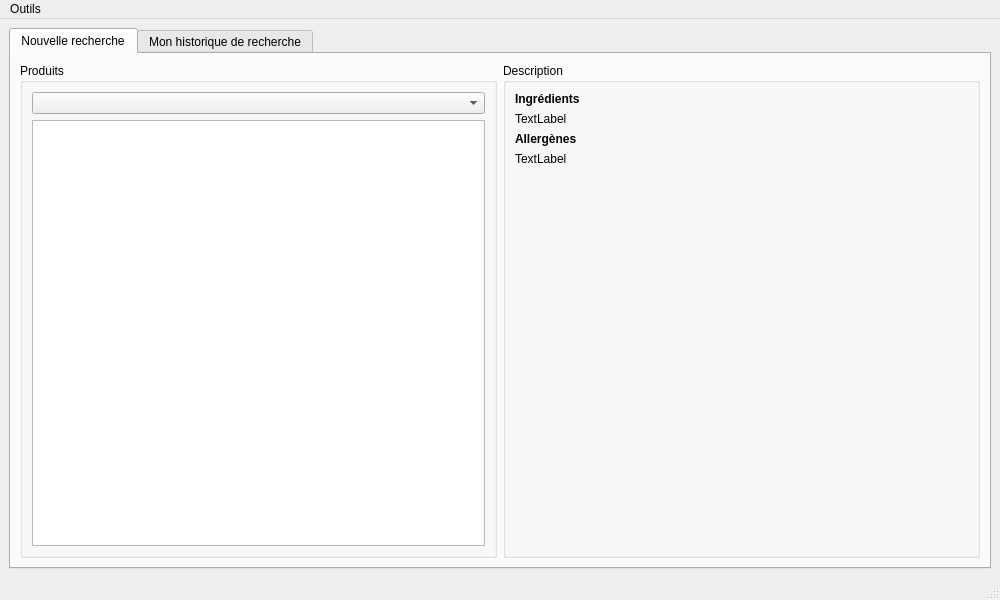
The window that views/main_window.ui (RoroTiti/OC_P5) describes before a commit, drawn with Qt 5.
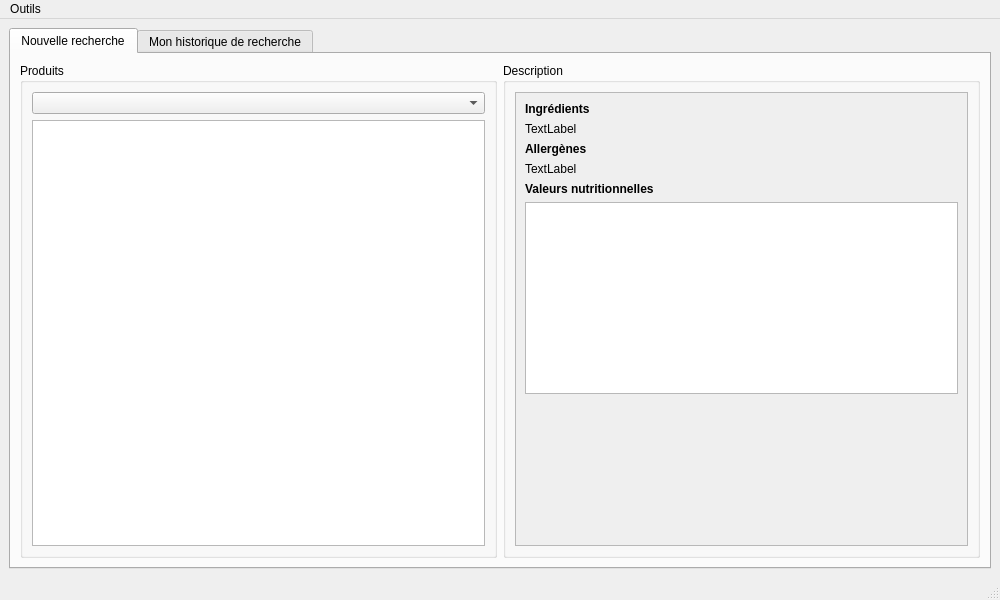
The same window after the commit.

Commit message: Nutriments table view

The edit to the form file:
```diff
--- a/views/main_window.ui
+++ b/views/main_window.ui
@@ -46,43 +46,74 @@
            <string>Description</string>
           </property>
           <layout class="QGridLayout" name="gridLayout_3">
-           <item row="5" column="0">
-            <spacer name="horizontalSpacer">
-             <property name="orientation">
-              <enum>Qt::Horizontal</enum>
-             </property>
-             <property name="sizeHint" stdset="0">
-              <size>
-               <width>424</width>
-               <height>20</height>
-              </size>
-             </property>
-            </spacer>
-           </item>
-           <item row="1" column="0">
-            <widget class="QLabel" name="lbl_ingredients">
-             <property name="sizePolicy">
-              <sizepolicy hsizetype="Ignored" vsizetype="Preferred">
-               <horstretch>0</horstretch>
-               <verstretch>0</verstretch>
-              </sizepolicy>
-             </property>
-             <property name="text">
-              <string>TextLabel</string>
-             </property>
-             <property name="wordWrap">
-              <bool>true</bool>
-             </property>
-            </widget>
-           </item>
            <item row="0" column="0">
+            <widget class="QScrollArea" name="scrollArea">
+             <property name="widgetResizable">
+              <bool>true</bool>
+             </property>
+             <widget class="QWidget" name="scrollAreaWidgetContents">
+              <property name="geometry">
+               <rect>
+                <x>0</x>
+                <y>0</y>
+                <width>425</width>
+                <height>434</height>
+               </rect>
+              </property>
+              <layout class="QGridLayout" name="gridLayout_4">
+               <item row="1" column="0" colspan="2">
+                <widget class="QLabel" name="lbl_ingredients">
+                 <property name="sizePolicy">
+                  <sizepolicy hsizetype="Ignored" vsizetype="Preferred">
+                   <horstretch>0</horstretch>
+                   <verstretch>0</verstretch>
+                  </sizepolicy>
+                 </property>
+                 <property name="text">
+                  <string>TextLabel</string>
+                 </property>
+                 <property name="wordWrap">
+                  <bool>true</bool>
+                 </property>
+                </widget>
+               </item>
+               <item row="0" column="0" colspan="2">
             <widget class="QLabel" name="label">
              <property name="text">
               <string>&lt;b&gt;Ingrédients&lt;/b&gt;</string>
              </property>
             </widget>
            </item>
-           <item row="4" column="0">
+               <item row="2" column="0" rowspan="2" colspan="2">
+                <widget class="QLabel" name="label_2">
+                 <property name="text">
+                  <string>&lt;b&gt;Allergènes&lt;/b&gt;</string>
+                 </property>
+                </widget>
+               </item>
+               <item row="7" column="0" colspan="2">
+                <widget class="QTableView" name="table_nutriments">
+                 <property name="sizePolicy">
+                  <sizepolicy hsizetype="Preferred" vsizetype="Preferred">
+                   <horstretch>0</horstretch>
+                   <verstretch>0</verstretch>
+                  </sizepolicy>
+                 </property>
+                 <property name="selectionMode">
+                  <enum>QAbstractItemView::SingleSelection</enum>
+                 </property>
+                 <property name="selectionBehavior">
+                  <enum>QAbstractItemView::SelectRows</enum>
+                 </property>
+                 <attribute name="horizontalHeaderVisible">
+                  <bool>false</bool>
+                 </attribute>
+                 <attribute name="verticalHeaderVisible">
+                  <bool>false</bool>
+                 </attribute>
+                </widget>
+               </item>
+               <item row="8" column="0" colspan="2">
             <spacer name="verticalSpacer">
              <property name="orientation">
               <enum>Qt::Vertical</enum>
@@ -95,14 +126,14 @@
              </property>
             </spacer>
            </item>
-           <item row="2" column="0">
-            <widget class="QLabel" name="label_2">
+               <item row="5" column="0" colspan="2">
+                <widget class="QLabel" name="label_3">
              <property name="text">
-              <string>&lt;b&gt;Allergènes&lt;/b&gt;</string>
+                  <string>&lt;b&gt;Valeurs nutritionnelles&lt;/b&gt;</string>
              </property>
             </widget>
            </item>
-           <item row="3" column="0">
+               <item row="4" column="0" colspan="2">
             <widget class="QLabel" name="lbl_allergens">
              <property name="sizePolicy">
               <sizepolicy hsizetype="Ignored" vsizetype="Preferred">
@@ -116,6 +147,10 @@
              <property name="wordWrap">
               <bool>true</bool>
              </property>
+                </widget>
+               </item>
+              </layout>
+             </widget>
             </widget>
            </item>
           </layout>
```
Lines whose indentation alone changed are shown as unchanged. The commit also changes 5 other files.
